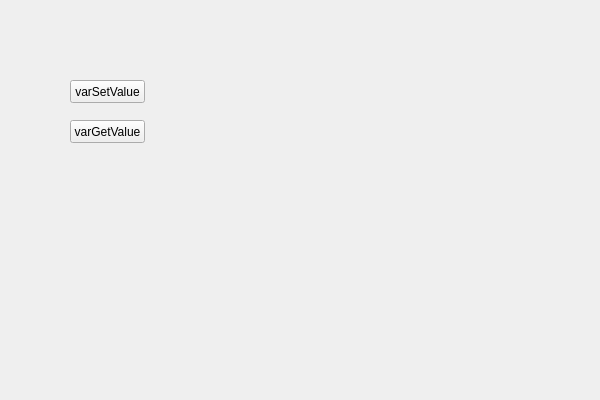
Old version of the form src/ReflectDemo/ReflectDemoMainWidget.ui in the repository baulhpthiag/AlphaQtDemo.
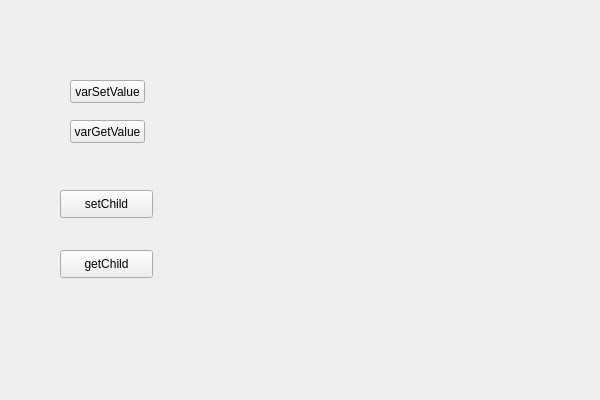
New version of the form.

Commit message: 更改reflectDemo

Patch:
```diff
--- a/src/ReflectDemo/ReflectDemoMainWidget.ui
+++ b/src/ReflectDemo/ReflectDemoMainWidget.ui
@@ -39,6 +39,32 @@
     <string>varGetValue</string>
    </property>
   </widget>
+  <widget class="QPushButton" name="setChildButton">
+   <property name="geometry">
+    <rect>
+     <x>60</x>
+     <y>190</y>
+     <width>93</width>
+     <height>28</height>
+    </rect>
+   </property>
+   <property name="text">
+    <string>setChild</string>
+   </property>
+  </widget>
+  <widget class="QPushButton" name="getChildButton">
+   <property name="geometry">
+    <rect>
+     <x>60</x>
+     <y>250</y>
+     <width>93</width>
+     <height>28</height>
+    </rect>
+   </property>
+   <property name="text">
+    <string>getChild</string>
+   </property>
+  </widget>
  </widget>
  <layoutdefault spacing="6" margin="11"/>
  <resources>
```
Left out of the diff: 58 changed lines with no effect on the pictures. The commit also changes 7 other files.
